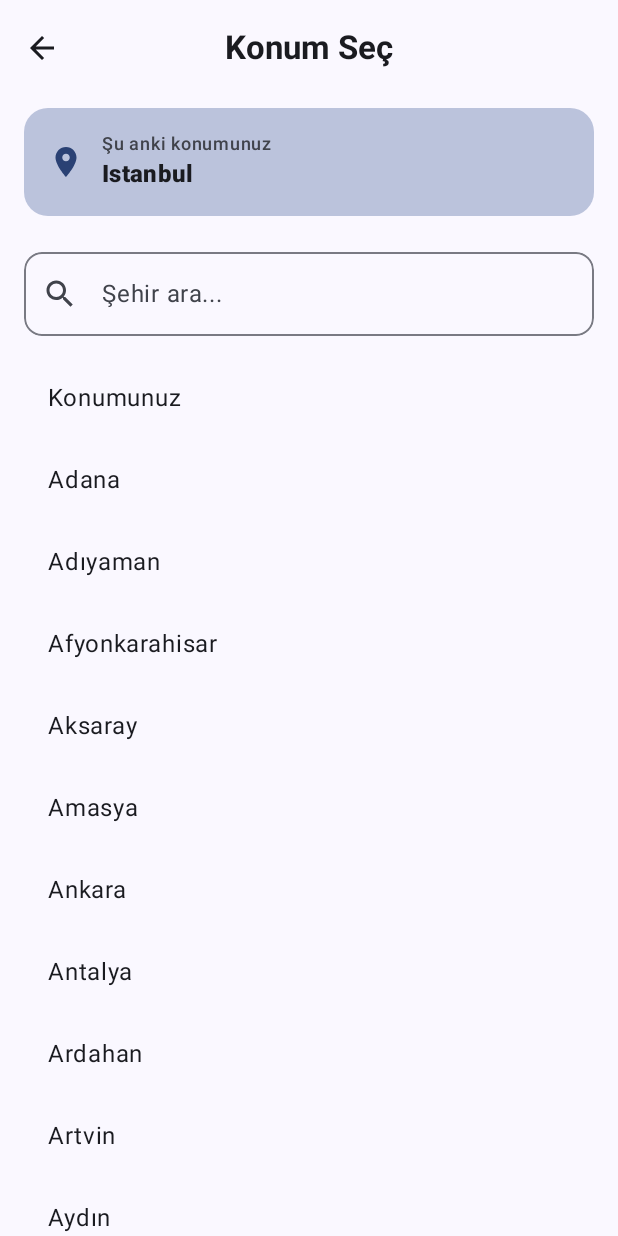
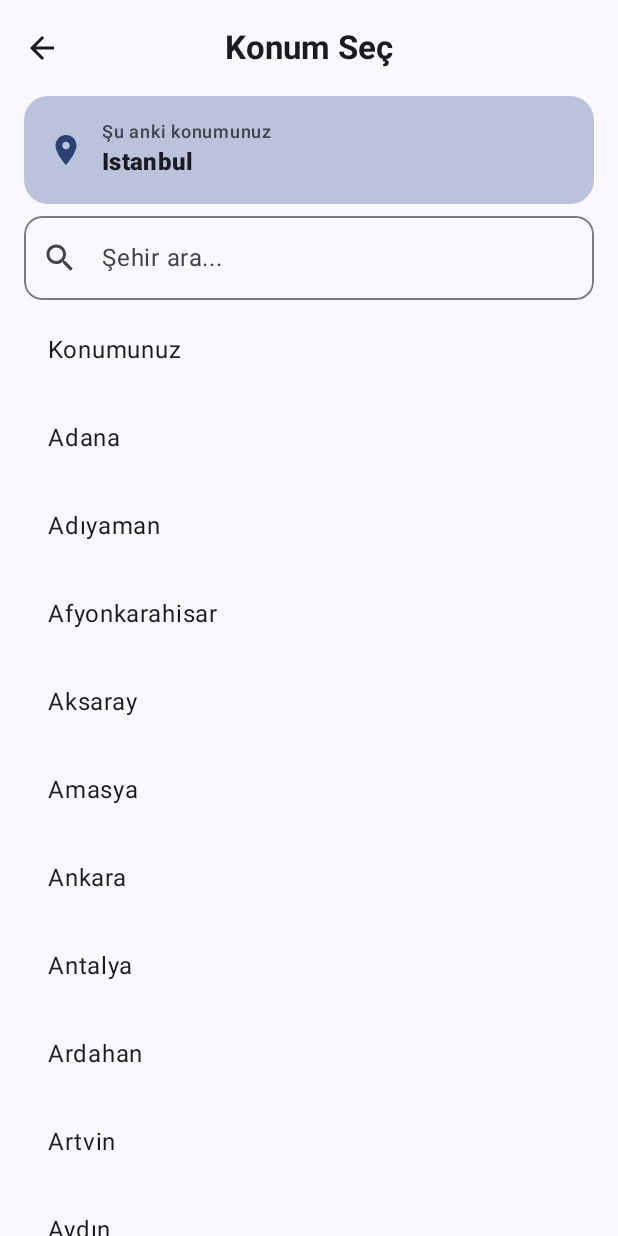
Before and after one commit to PolatAvci/WeatherApp, an Android app built with Jetpack Compose: the screen it shows after launch (MainActivity), after a tap on "Istanbul", on a phone screen of 412 x 824 dp. Run offline under Robolectric (Android 15) with nearby library versions, the phone set to English and light mode, and no system bars; our stand-ins replace livedata-compose.

Commit message:
minor changes

```diff
--- a/app/src/main/java/com/example/weatherapp/ui/LocationChangeScreen.kt
+++ b/app/src/main/java/com/example/weatherapp/ui/LocationChangeScreen.kt
@@ -28,6 +28,8 @@ import androidx.compose.ui.unit.dp
 import androidx.core.content.ContextCompat
 import com.example.weatherapp.utils.LocationPrefs
 import com.google.android.gms.location.*
+
+
 
 @OptIn(ExperimentalMaterial3Api::class)
 @Composable
@@ -60,12 +62,10 @@ fun LocationChangeScreen(
 
     var currentLocationCity by remember { mutableStateOf(cityName) }
 
-    // İzin launcher
     val locationPermissionLauncher = rememberLauncherForActivityResult(
         contract = ActivityResultContracts.RequestPermission(),
         onResult = { granted ->
             if (granted) {
-                // izin verildiyse konumu al
                 getCurrentCityFromDevice(context) { city ->
                     currentLocationCity = city
                     LocationPrefs.saveLocation(context, city, "")
@@ -96,16 +96,18 @@ fun LocationChangeScreen(
             )
         }
     ) { paddingValues ->
-        Column(
+        // 🎯 LazyColumn ile tüm ekran scrollable
+        LazyColumn(
             modifier = Modifier
                 .fillMaxSize()
                 .padding(paddingValues)
-                .padding(horizontal = 16.dp)
+                .padding(horizontal = 16.dp),
+            verticalArrangement = Arrangement.spacedBy(8.dp)
         ) {
+            // 1️⃣ Konum kartı
+            item {
                 Card(
-                modifier = Modifier
-                    .fillMaxWidth()
-                    .padding(vertical = 8.dp),
+                    modifier = Modifier.fillMaxWidth(),
                     colors = CardDefaults.cardColors(
                         containerColor = MaterialTheme.colorScheme.primaryContainer.copy(alpha = 0.4f)
                     ),
@@ -135,9 +137,10 @@ fun LocationChangeScreen(
                         }
                     }
                 }
+            }
 
-            Spacer(modifier = Modifier.height(16.dp))
-
+            // 2️⃣ Arama çubuğu
+            item {
                 OutlinedTextField(
                     value = searchQuery,
                     onValueChange = { searchQuery = it },
@@ -153,20 +156,15 @@ fun LocationChangeScreen(
                         unfocusedBorderColor = MaterialTheme.colorScheme.outlineVariant
                     )
                 )
+            }
 
-            Spacer(modifier = Modifier.height(16.dp))
-
-            LazyColumn(
-                verticalArrangement = Arrangement.spacedBy(4.dp),
-                contentPadding = PaddingValues(bottom = 16.dp)
-            ) {
+            // 3️⃣ Şehir listesi
             items(filteredCities) { city ->
                 CityItem(
                     cityName = city,
                     isSelected = city == currentLocationCity,
                     onClick = {
                         if (city == "Konumunuz") {
-                                // izin kontrolü
                             locationPermissionLauncher.launch(Manifest.permission.ACCESS_FINE_LOCATION)
                         } else {
                             LocationPrefs.saveLocation(context, city, "")
@@ -177,7 +175,9 @@ fun LocationChangeScreen(
                     }
                 )
             }
-            }
+
+            // 4️⃣ Alt boşluk
+            item { Spacer(modifier = Modifier.height(16.dp)) }
         }
     }
 }
```
Lines whose indentation alone changed are shown as unchanged.
